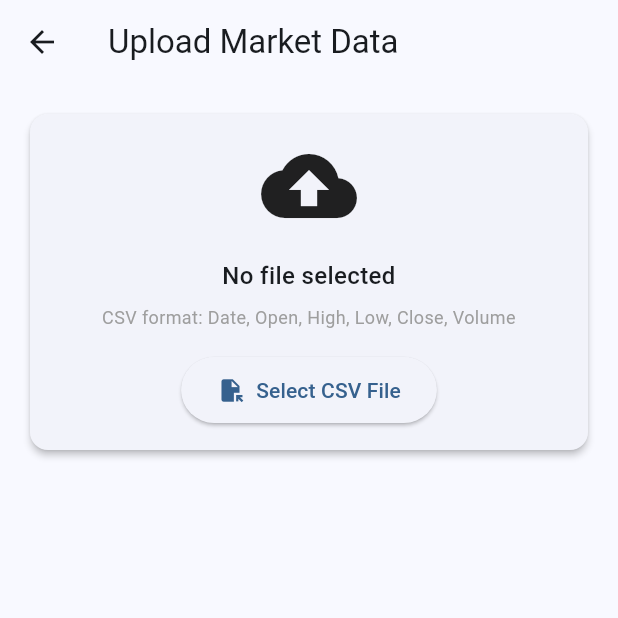
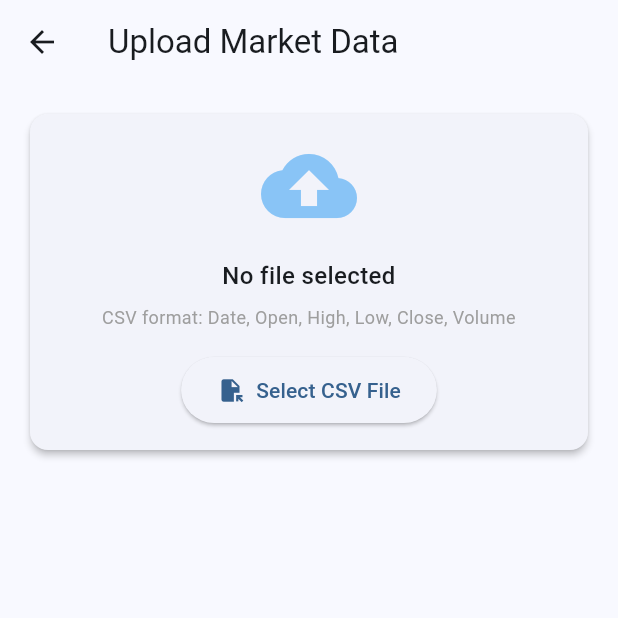
Before and after one commit to jjaenal/backtest-x, a Flutter app: the screen it shows after launch, after a tap on "Upload Data", on a phone screen of 412 x 824 dp, the top half of it. Run offline on Flutter 3.47's test engine with Material 3 defaults, Android fonts, the light colour scheme and no system bars; our stand-ins replace csv, file_picker, fl_chart, font_awesome_flutter, freezed_annotation, logger and 4 more; accounts and stored records are empty.

Commit message:
raplace depracated withOpacity method

```diff
--- a/lib/ui/views/data_upload/data_upload_view.dart
+++ b/lib/ui/views/data_upload/data_upload_view.dart
@@ -30,7 +30,7 @@ class DataUploadView extends StackedView<DataUploadViewModel> {
                       Icon(
                         Icons.cloud_upload,
                         size: 64,
-                        color: Colors.blue.withValues(0.5),
+                        color: Colors.blue.withValues(alpha: 0.5),
                       ),
                       const SizedBox(height: 16),
                       Text(
@@ -131,8 +131,8 @@ class DataUploadView extends StackedView<DataUploadViewModel> {
               if (viewModel.validationResult != null) ...[
                 Card(
                   color: viewModel.validationResult!.isValid
-                      ? Colors.green.withValues(0.1)
-                      : Colors.red.withValues(0.1),
+                      ? Colors.green.withValues(alpha: 0.1)
+                      : Colors.red.withValues(alpha: 0.1),
                   child: Padding(
                     padding: const EdgeInsets.all(16.0),
                     child: Column(
--- a/lib/ui/views/home/home_view.dart
+++ b/lib/ui/views/home/home_view.dart
@@ -203,8 +203,8 @@ class HomeView extends StackedView<HomeViewModel> {
                 padding: const EdgeInsets.all(12),
                 decoration: BoxDecoration(
                   color: enabled
-                      ? Colors.blue.withValues(0.1)
-                      : Colors.grey.withValues(0.1),
+                      ? Colors.blue.withValues(alpha: 0.1)
+                      : Colors.grey.withValues(alpha: 0.1),
                   borderRadius: BorderRadius.circular(12),
                 ),
                 child: Icon(
```
